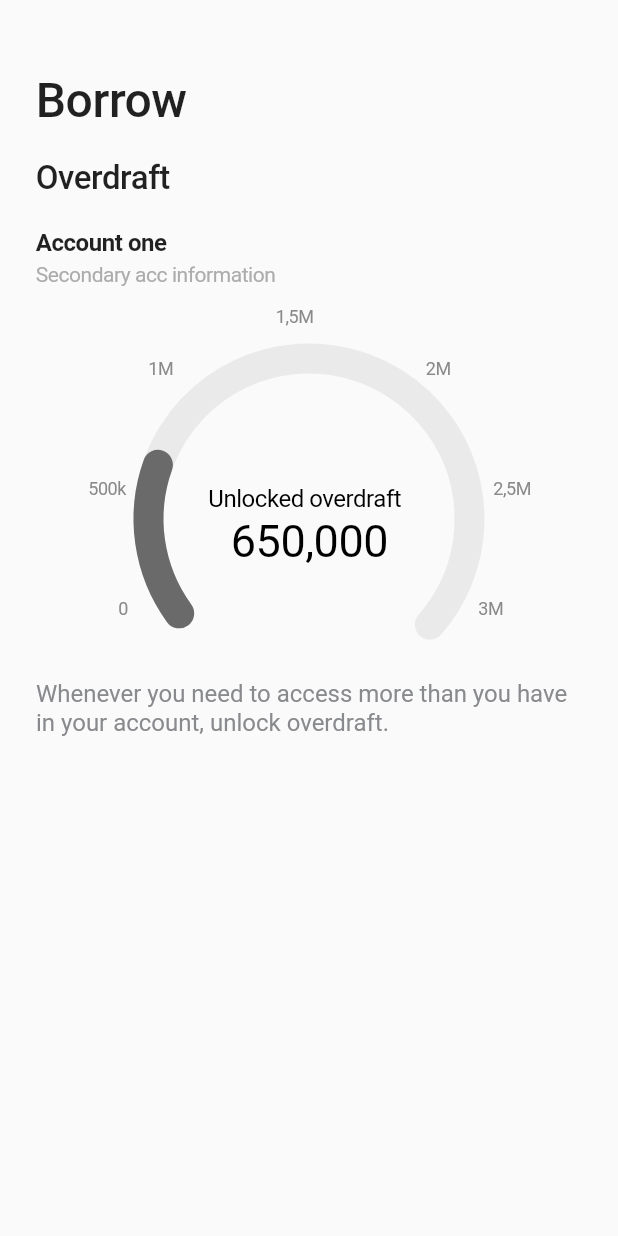
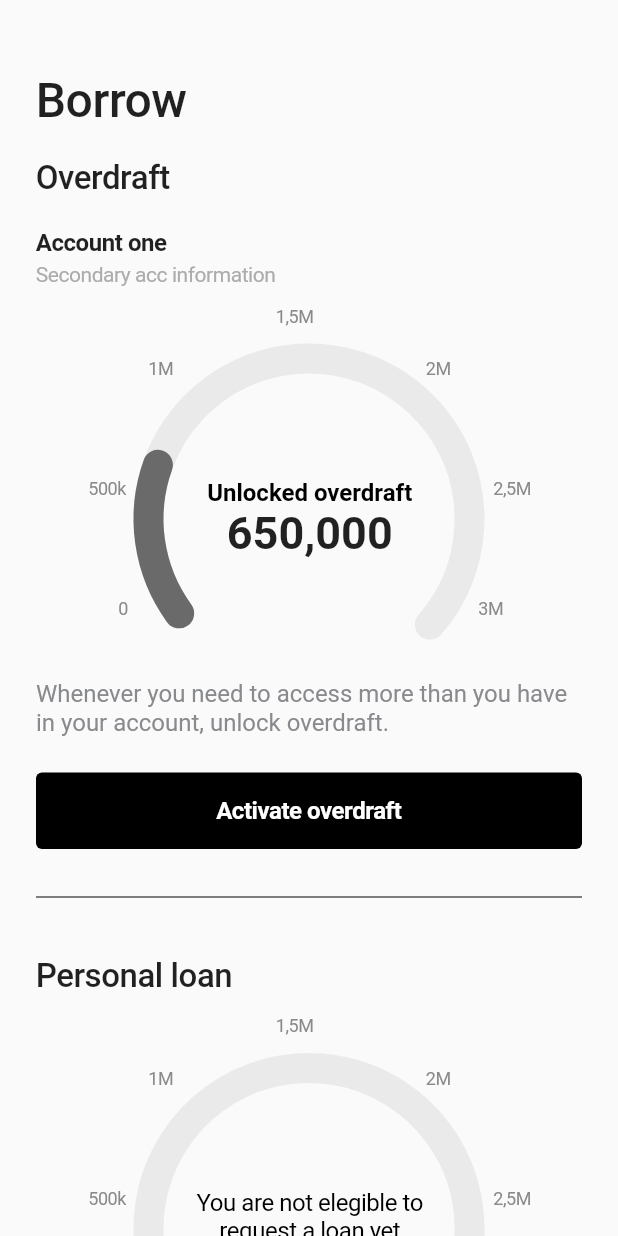
Before and after one commit to Odialko/flutter_gauge_chart_canvas, a Flutter app: the screen it shows after launch, on a phone screen of 412 x 824 dp. Run offline on Flutter 3.47's test engine with Material 2 defaults, Android fonts, the phone set to English and light mode, and no system bars; our stand-ins replace charts_flutter.

Commit message:
improve code

```diff
--- a/lib/chart.dart
+++ b/lib/chart.dart
@@ -6,12 +6,13 @@ import 'package:flutter/material.dart';
 class BorrowPage extends StatelessWidget {
   @override
   Widget build(BuildContext context) {
-    return Container(
+    return SingleChildScrollView(
+      child: Container(
         padding: EdgeInsets.only(top: 48.0, left: 24.0, right: 24.0),
         child: Column(
           crossAxisAlignment: CrossAxisAlignment.start,
           children: <Widget>[
-//          TODO: all text should be from common file
+//          TODO: all textStyle should be from common file
             Container(
               padding: EdgeInsets.only(bottom: 20.0),
               child: Text(
@@ -61,73 +62,219 @@ class BorrowPage extends StatelessWidget {
               child: Row(
                 mainAxisAlignment: MainAxisAlignment.center,
                 children: <Widget>[
-                OverdraftChart(diameter: 214,),
+                  OverdraftChart(
+                    diameter: 214,
+                  ),
                 ],
               ),
             ),
 //          TODO: all text should be from common file
+            buildDescriptionUnderChart(
+                'Whenever you need to access more than you have in your account, unlock overdraft.'),
+            buildButton('Activate overdraft'),
+            Divider(
+              color: Colors.black,
+            ),
             Container(
+              padding: EdgeInsets.only(top: 32.0),
               child: Text(
-              'Whenever you need to access more than you have in your account, unlock overdraft.',
+                'Personal loan',
+                style: TextStyle(
+                  fontSize: 22.0,
+                  fontWeight: FontWeight.w500,
+                  letterSpacing: -0.3,
+                ),
+              ),
+            ),
+            /// Chart Loan
+            Padding(
+              padding: EdgeInsets.only(top: 48.0),
+              child: Row(
+                mainAxisAlignment: MainAxisAlignment.center,
+                children: <Widget>[
+                  LoanChart(
+                    diameter: 214,
+                  ),
+                ],
+              ),
+            ),
+            buildDescriptionUnderChart(
+                'You\'ll be notified when you score has improved.'),
+            buildButton('View how to improve score'),
+            Divider(
+              color: Colors.black,
+            ),
+            Container(
+              padding: EdgeInsets.only(top: 32.0),
+              child: Text(
+                'Other products you might be interested',
+                style: TextStyle(
+                  fontSize: 22.0,
+                  fontWeight: FontWeight.w500,
+                  letterSpacing: -0.3,
+                ),
+              ),
+            ),
+
+          ],
+        ),
+      ),
+    );
+  }
+
+  Container buildDescriptionUnderChart(String desc) {
+    return Container(
+      child: Text(
+        desc,
         style: TextStyle(
           fontSize: 16.0,
           color: Color.fromRGBO(137, 138, 141, 1),
         ),
       ),
+    );
+  }
+  Container buildButton(String btnText) {
+    return Container(
+      padding: EdgeInsets.only(top: 24.0, bottom: 24.0),
+      width: double.infinity,
+      child: FlatButton(
+        color: Colors.black,
+        textColor: Colors.white,
+        padding: EdgeInsets.all(16.0),
+        splashColor: Colors.grey,
+        shape: RoundedRectangleBorder(
+          borderRadius: BorderRadius.circular(4.0),
+//                  side: BorderSide(color: Colors.red)
         ),
-//          TODO: all buttons should be from common file
-//          Row(
-//            crossAxisAlignment: CrossAxisAlignment.stretch,
-//            children: <Widget>[
-//              FlatButton(
-//                color: Colors.black,
-//                textColor: Colors.white,
-//                padding: EdgeInsets.all(16.0),
-//                splashColor: Colors.grey,
-//                shape: RoundedRectangleBorder(
-//                  borderRadius: BorderRadius.circular(4.0),
-////                  side: BorderSide(color: Colors.red)
-//                ),
-//                onPressed: () {
-//                  /*...*/
-//                },
-//                child: Text(
-//                  "Activate overdraft",
-//                  style: TextStyle(
-//                    fontSize: 16.0,
-//                    fontWeight: FontWeight.w600,
-//                    letterSpacing: -0.3,
-//
-//                  ),
-//                ),
-//              ),
-//            ],
-//          ),
-
-        ],
+        onPressed: () {
+          print(btnText);
+        },
+        child: Text(
+          btnText,
+          style: TextStyle(
+            fontSize: 16.0,
+            fontWeight: FontWeight.w600,
+            letterSpacing: -0.3,
+          ),
+        ),
       ),
     );
   }
 }
-// draw our chart
+
+// draw our Overdraft chart. It's like skeleton for our chart
 class OverdraftChart extends StatelessWidget {
   final double diameter;
 
-  const OverdraftChart({Key key, this.diameter = 200}) : super(key: key);
+  OverdraftChart({Key key, this.diameter = 200}) : super(key: key);
+
+  String textInside = 'Unlocked overdraft';
+  int number = 650000;
 
   @override
   Widget build(BuildContext context) {
-    return CustomPaint(
+    return Stack(
+      children: <Widget>[
+        Positioned(
+          child: CustomPaint(
             painter: PaintGaugeChart(
               lineColor: Color.fromRGBO(234, 234, 234, 1),
               completeColor: Color.fromRGBO(106, 106, 106, 1),
 //          PASS overdraft
-          overdraft: 650000,
-          width: 20.0
+              number: number,
+              width: 20.0,
             ),
             size: Size(diameter, diameter),
+          ),
+        ),
+        Positioned(
+          top: 80.0,
+          left: 10.0,
+          child: Container(
+            width: 195,
+            child: Column(
+              children: <Widget>[
+                Text(
+                  textInside,
+                  textAlign: TextAlign.center,
+                  style: TextStyle(
+                      fontSize: 16.0,
+                      fontWeight: FontWeight.bold,
+                      color: Colors.black),
+                ),
+                Text(
+                  number.toString().replaceAllMapped(
+                      RegExp(r'(\d{1,3})(?=(\d{3})+(?!\d))'),
+                      (Match m) => '${m[1]},'),
+                  textAlign: TextAlign.center,
+                  style: TextStyle(fontSize: 30.0, fontWeight: FontWeight.bold),
+                ),
+              ],
+            ),
+          ),
+        ),
+      ],
     );
   }
+}
+
+// draw our Loan chart. It's like skeleton for our chart
+class LoanChart extends StatelessWidget {
+  final double diameter;
+  LoanChart({Key key, this.diameter = 200}) : super(key: key);
+
+  String textInside = 'You are not elegible to request a loan yet';
+  int number = 0;
+
+  @override
+  Widget build(BuildContext context) {
+    return Stack(
+      children: <Widget>[
+        Positioned(
+          child: CustomPaint(
+            painter: PaintGaugeChart(
+              lineColor: Color.fromRGBO(234, 234, 234, 1),
+              completeColor: Color.fromRGBO(106, 106, 106, 1),
+//          PASS overdraft
+              number: 0,
+              width: 20.0,
+            ),
+            size: Size(diameter, diameter),
+          ),
+        ),
+        Positioned(
+          top: 80.0,
+          left: 10.0,
+          child: Container(
+            width: 195,
+            child: Column(
+              children: <Widget>[
+                Text(
+                  textInside,
+                  textAlign: TextAlign.center,
+                  style: textInsideStyle,
+                ),
+                number == 0
+                    ? Container()
+                    : Text(
+                        number.toString().replaceAllMapped(
+                            RegExp(r'(\d{1,3})(?=(\d{3})+(?!\d))'),
+                            (Match m) => '${m[1]},'),
+                        textAlign: TextAlign.center,
+                        style: numberInsideStyle,
+                      ),
+              ],
+            ),
+          ),
+        ),
+      ],
+    );
+  }
+
+  final TextStyle textInsideStyle =
+      TextStyle(color: Colors.black, fontSize: 16, letterSpacing: -0.3);
+  final TextStyle numberInsideStyle =
+      TextStyle(color: Colors.black, fontSize: 30, letterSpacing: -0.3);
 }
 
 class PaintGaugeChart extends CustomPainter {
@@ -135,13 +282,14 @@ class PaintGaugeChart extends CustomPainter {
   Color lineColor;
   Color completeColor;
   double width;
-  final int overdraft;
-  double offset;
+  final int number;
 
-  PaintGaugeChart({this.lineColor,this.completeColor,this.overdraft,this.width});
+  PaintGaugeChart(
+      {this.lineColor, this.completeColor, this.number, this.width});
 
   _countPercent(overdraft) {
-    if (overdraft > _maxOverdraft || overdraft == 0) return overdraft = 100 / _maxOverdraft;
+    if (overdraft > _maxOverdraft || overdraft == 0)
+      return overdraft = 100 / _maxOverdraft;
     return ((overdraft * 100) / _maxOverdraft);
   }
 
@@ -158,49 +306,14 @@ class PaintGaugeChart extends CustomPainter {
       ..style = PaintingStyle.stroke
       ..strokeWidth = width;
 
-    Offset center  = Offset(size.width/2, size.height/2);
-    double radius  = min(size.width/2,size.height/2);
-    canvas.drawArc(
-        Rect.fromCircle(center: center,radius: radius),
-        pi/1.25,
-        2*pi* (100/140),
-        false,
-        baseLine
-    );
+    Offset center = Offset(size.width / 2, size.height / 2);
+    double radius = min(size.width / 2, size.height / 2);
+    canvas.drawArc(Rect.fromCircle(center: center, radius: radius), pi / 1.25,
+        2 * pi * (100 / 140), false, baseLine);
 
-    double arcAngle = 2*pi* (_countPercent(overdraft)/140);
-    canvas.drawArc(
-        Rect.fromCircle(center: center,radius: radius),
-        pi/1.25,
-        arcAngle,
-        false,
-        borrow
-    );
-// TextInside chart
-    drawText(canvas, size, 'Unlocked overdraft');
-
-//    add commas to overdraft and offset for drawing
-    switch (overdraft.toString().length) {
-      case 3:
-        offset = 80.0;
-        break;
-      case 4:
-        offset = 70.0;
-        break;
-      case 5:
-        offset = 60.0;
-        break;
-      case 6:
-        offset = 55.0;
-        break;
-      case 7:
-        offset = 45.0;
-        break;
-      default:
-        offset = 85;
-        break;
-    }
-    drawOverdraft(offset, canvas, size, overdraft.toString().replaceAllMapped(RegExp(r'(\d{1,3})(?=(\d{3})+(?!\d))'), (Match m) => '${m[1]},'));
+    double arcAngle = 2 * pi * (_countPercent(number) / 140);
+    canvas.drawArc(Rect.fromCircle(center: center, radius: radius), pi / 1.25,
+        arcAngle, false, borrow);
 
 //  points in chart
     drawPoint(canvas, size, -20.0, 160.0, '0');
@@ -218,14 +331,6 @@ class PaintGaugeChart extends CustomPainter {
   );
 
 //  TODO: temporary textStyle
-  final TextStyle textPainterStyle = TextStyle(
-      color: Colors.black,
-      fontSize: 16,
-      letterSpacing: -0.3);
-  final TextStyle textOverdraftStyle = TextStyle(
-      color: Colors.black,
-      fontSize: 30,
-      letterSpacing: -0.3);
   final TextStyle textPointStyle = TextStyle(
       color: Color.fromRGBO(138, 138, 138, 1),
       fontSize: 12,
@@ -236,16 +341,6 @@ class PaintGaugeChart extends CustomPainter {
     textPainter.layout();
     textPainter.paint(canvas, Offset(positionX, positionY));
   }
-  void drawText(Canvas canvas, Size size, String text) {
-    textPainter.text = TextSpan(style: textPainterStyle, text: text);
-    textPainter.layout();
-    textPainter.paint(canvas, Offset(40, size.height - 130));
-  }
-  void drawOverdraft(offset, Canvas canvas, Size size, String text) {
-    textPainter.text = TextSpan(style: textOverdraftStyle, text: text);
-    textPainter.layout();
-    textPainter.paint(canvas, Offset(offset, size.height - 110));
-  }
 
   @override
   bool shouldRepaint(CustomPainter oldDelegate) {
```
Lines whose indentation alone changed are shown as unchanged.
